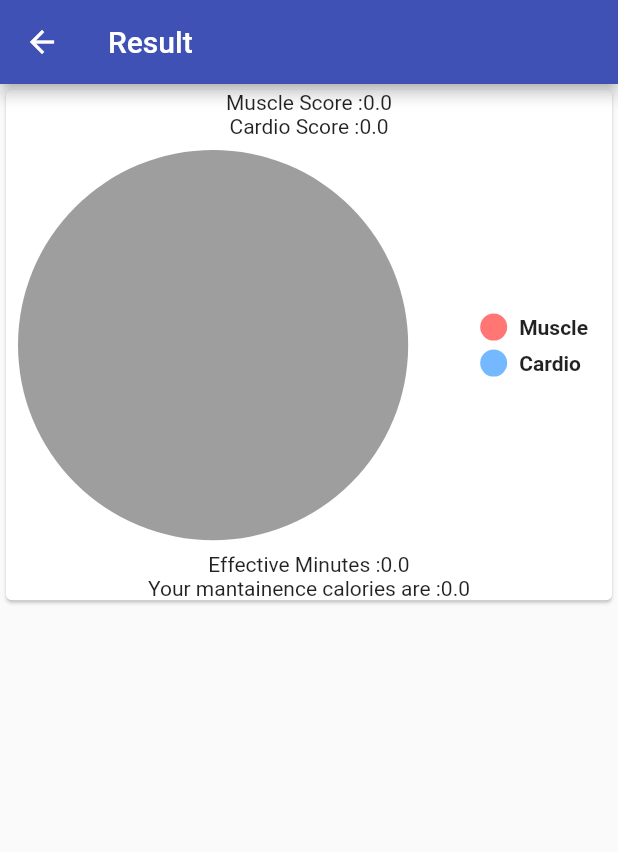
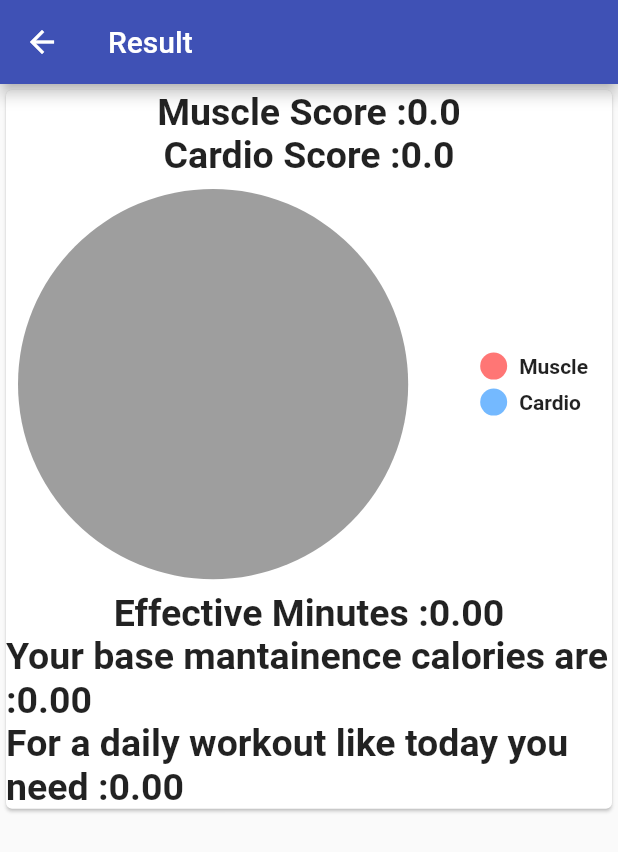
Before and after one commit to ShreshthSingh/Victor, a Flutter app: the SessionResult screen opened by its route, on a phone screen of 412 x 824 dp. Shown: the top 852 px of the screen. Run offline on Flutter 3.47's test engine with Material 2 defaults, Android fonts, the phone set to English and light mode, and no system bars; drawn by our look-alikes of pie_chart; our stand-ins replace shared_preferences; missing offline and left inert: flutter_timer; accounts and stored records are empty.

Commit message:
GUI better

```diff
--- a/lib/providers/session.dart
+++ b/lib/providers/session.dart
@@ -37,6 +37,32 @@ class Session with ChangeNotifier {
     var score = ((mexScore / 180) * 30) + ((cardioScore / 240) * 25);
     print(score);
     return score;
+  }
+
+  double get factor {
+    if (totalScore <= 3) {
+      return 1;
+    } else if (3 < totalScore && totalScore <= 15) {
+      return 1.1;
+    } else if (15 < totalScore && totalScore <= 30) {
+      return 1.2;
+    } else if (30 < totalScore && totalScore <= 45) {
+      return 1.3;
+    } else if (45 < totalScore && totalScore <= 60) {
+      return 1.47;
+    } else if (60 < totalScore && totalScore <= 90) {
+      return 1.77;
+    } else if (90 < totalScore) {
+      return 1.88;
+    } else {
+      return 2;
+    }
+  }
+
+  void clearExLog() {
+    cardLog.clear();
+    mexLog.clear();
+    notifyListeners();
   }
 
 /*
--- a/lib/screens/mexercise.dart
+++ b/lib/screens/mexercise.dart
@@ -51,7 +51,7 @@ class _MExerciseScreenState extends State<MExerciseScreen> {
               icon: Icon(Icons.video_library),
               label: Text('Youtube')),
           Padding(
-            padding: const EdgeInsets.all(81.0),
+            padding: const EdgeInsets.all(20.0),
             child: TextField(
                 decoration: InputDecoration(labelText: 'Total Reps'),
                 controller: totalreps,
--- a/lib/screens/session_result.dart
+++ b/lib/screens/session_result.dart
@@ -4,6 +4,7 @@ import 'package:provider/provider.dart';
 import '../providers/session.dart';
 import 'package:pie_chart/pie_chart.dart';
 import '../providers/user.dart';
+import '../providers/session.dart';
 
 class SessionResult extends StatelessWidget {
   //((mexScore / 180) * 30) + ((cardioScore / 240) * 25)
@@ -14,6 +15,7 @@ class SessionResult extends StatelessWidget {
         Provider.of<Session>(context, listen: false).cardioScore;
     final totalScore = Provider.of<Session>(context, listen: false).totalScore;
     final mantCal = Provider.of<Users>(context, listen: false).mantCalories;
+    final factor = Provider.of<Session>(context, listen: false).factor;
     return Scaffold(
         appBar: AppBar(
           title: Text('Result'),
@@ -25,15 +27,32 @@ class SessionResult extends StatelessWidget {
                   width: MediaQuery.of(context).size.width,
                   child: Column(
                     children: <Widget>[
-                      Text('Muscle Score :' + mexScore.toString()),
-                      Text('Cardio Score :' + cardioScore.toString()),
+                      Text('Muscle Score :' + mexScore.toString(),
+                          style: TextStyle(
+                              fontSize: 25, fontWeight: FontWeight.bold)),
+                      Text('Cardio Score :' + cardioScore.toString(),
+                          style: TextStyle(
+                              fontSize: 25, fontWeight: FontWeight.bold)),
                       PieChart(dataMap: {
                         'Muscle': (mexScore / 180) * 30,
                         'Cardio': (cardioScore / 240) * 25,
                       }),
-                      Text('Effective Minutes :' + totalScore.toString()),
-                      Text('Your mantainence calories are :' +
-                          mantCal.toString())
+                      Text(
+                          'Effective Minutes :' +
+                              (totalScore).toStringAsFixed(2),
+                          style: TextStyle(
+                              fontSize: 25, fontWeight: FontWeight.bold)),
+                      Text(
+                          'Your base mantainence calories are :' +
+                              (mantCal).toStringAsFixed(2),
+                          style: TextStyle(
+                              fontSize: 25, fontWeight: FontWeight.bold)),
+                      Text(
+                        'For a daily workout like today you need :' +
+                            ((mantCal * factor)).toStringAsFixed(2),
+                        style: TextStyle(
+                            fontSize: 25, fontWeight: FontWeight.bold),
+                      )
                     ],
                   )),
             )
--- a/lib/screens/sign_up.dart
+++ b/lib/screens/sign_up.dart
@@ -24,7 +24,7 @@ class _SignUpState extends State<SignUp> {
         sex: sex == 'Male' ? 5 : -161);
     Provider.of<Users>(context, listen: false).add(user);
 
-    Navigator.of(context).pop();
+    Navigator.of(context).pushReplacementNamed('/');
   }
 
   @override
--- a/lib/widgets/exerciseitem.dart
+++ b/lib/widgets/exerciseitem.dart
@@ -45,9 +45,9 @@ class ExerciseItem extends StatelessWidget {
             Colors.blue,
           ], begin: Alignment.topLeft, end: Alignment.bottomRight),
           //color: Colors.white,
-          //border: Border.all(width:4,color: Colors.pink[50]) ,
+          border: Border.all(width: 4, color: Colors.blue[900]),
 
-          borderRadius: BorderRadius.circular(1),
+          borderRadius: BorderRadius.circular(20),
         ),
       ),
     );
```
Also changed, not shown: lib/screens/category_screen.dart (+13 -0 lines), lib/screens/meal_analysis.dart (+7 -4 lines), lib/screens/splash_screen.dart (+32 -1 lines), lib/widgets/categoryitem.dart (+3 -4 lines), lib/widgets/meal_item.dart (+7 -12 lines).
